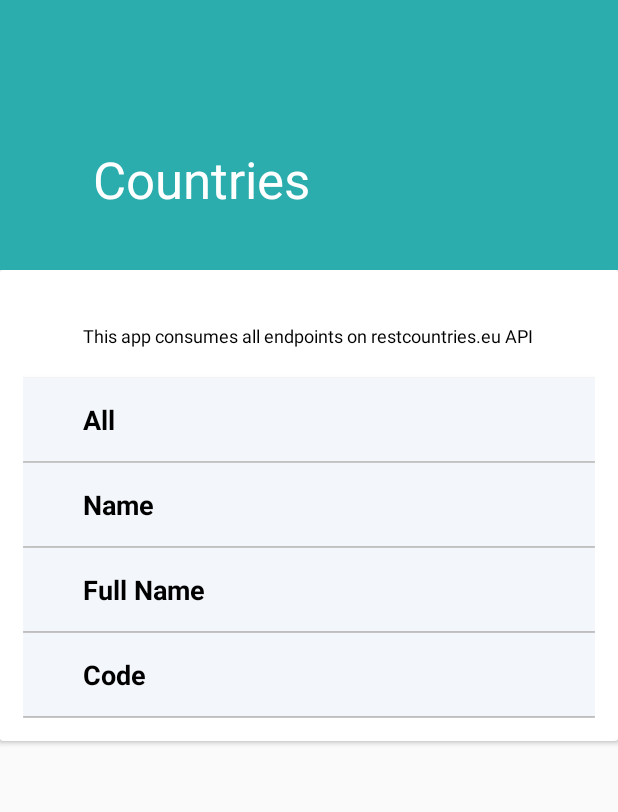
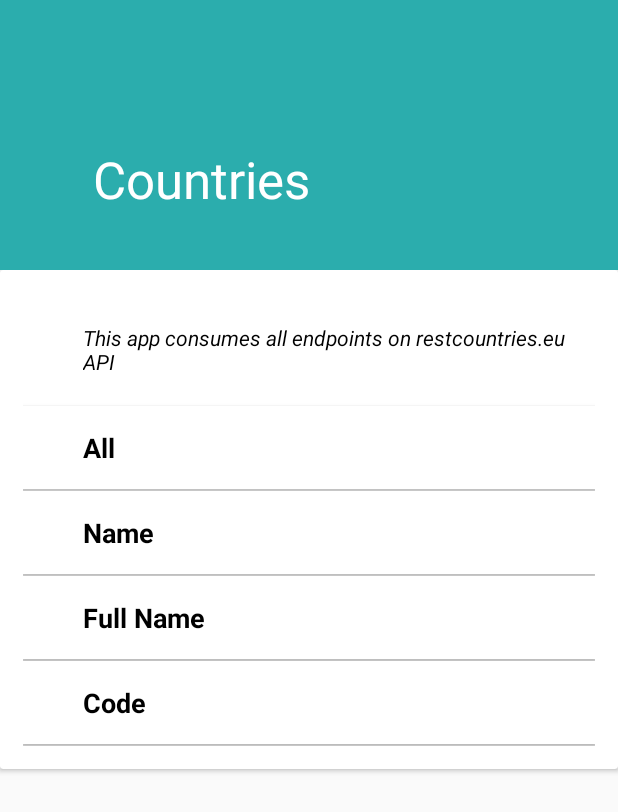
Before and after one commit to nelsonsaake/Android-NocusCountries, an Android app: the screen it shows after launch (LandingPageActivity), on a phone screen of 412 x 824 dp. Shown: the top 812 px of the screen. Run offline under Robolectric (Android 15) with nearby library versions, the phone set to English and light mode, and no system bars; Roboto replaces fonts that are not available here.

Commit message:
landing page commit

```diff
--- a/app/src/main/res/layout/content_scrolling.xml
+++ b/app/src/main/res/layout/content_scrolling.xml
@@ -25,14 +25,16 @@
                 android:layout_width="match_parent"
                 android:layout_height="wrap_content"
                 android:text="@string/intro_text"
-                android:textAppearance="@style/paragraph" />
+                android:textAppearance="@style/paragraph"
+                android:textSize="14sp"
+                android:textStyle="italic" />
 
             <Button
                 android:id="@+id/allButton"
                 style="@style/h2"
                 android:layout_width="match_parent"
                 android:layout_height="wrap_content"
-                android:background="@color/backgroundColor"
+                android:background="@color/design_default_color_background"
                 android:padding="15dp"
                 android:text="@string/all_countries"
                 android:textAlignment="viewStart"
@@ -50,7 +52,7 @@
                 style="@style/h2"
                 android:layout_width="match_parent"
                 android:layout_height="wrap_content"
-                android:background="@color/backgroundColor"
+                android:background="@color/design_default_color_background"
                 android:padding="15dp"
                 android:text="@string/name"
                 android:textAlignment="viewStart"
@@ -68,7 +70,7 @@
                 style="@style/h2"
                 android:layout_width="match_parent"
                 android:layout_height="wrap_content"
-                android:background="@color/backgroundColor"
+                android:background="@color/design_default_color_background"
                 android:padding="15dp"
                 android:text="@string/full_name"
                 android:textAlignment="viewStart"
@@ -86,7 +88,7 @@
                 style="@style/h2"
                 android:layout_width="match_parent"
                 android:layout_height="wrap_content"
-                android:background="@color/backgroundColor"
+                android:background="@color/design_default_color_background"
                 android:padding="15dp"
                 android:text="@string/code"
                 android:textAlignment="viewStart"
```
Also changed, not shown: app/src/main/res/layout/main_all_country_list_item.xml (+5 -3 lines).
